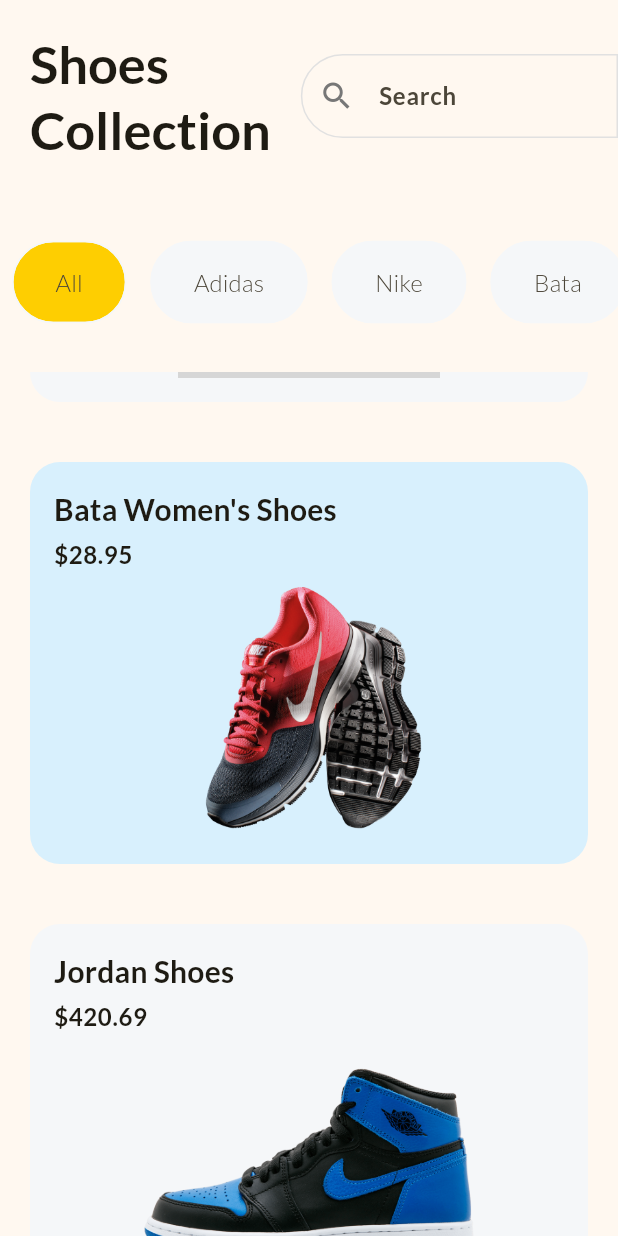
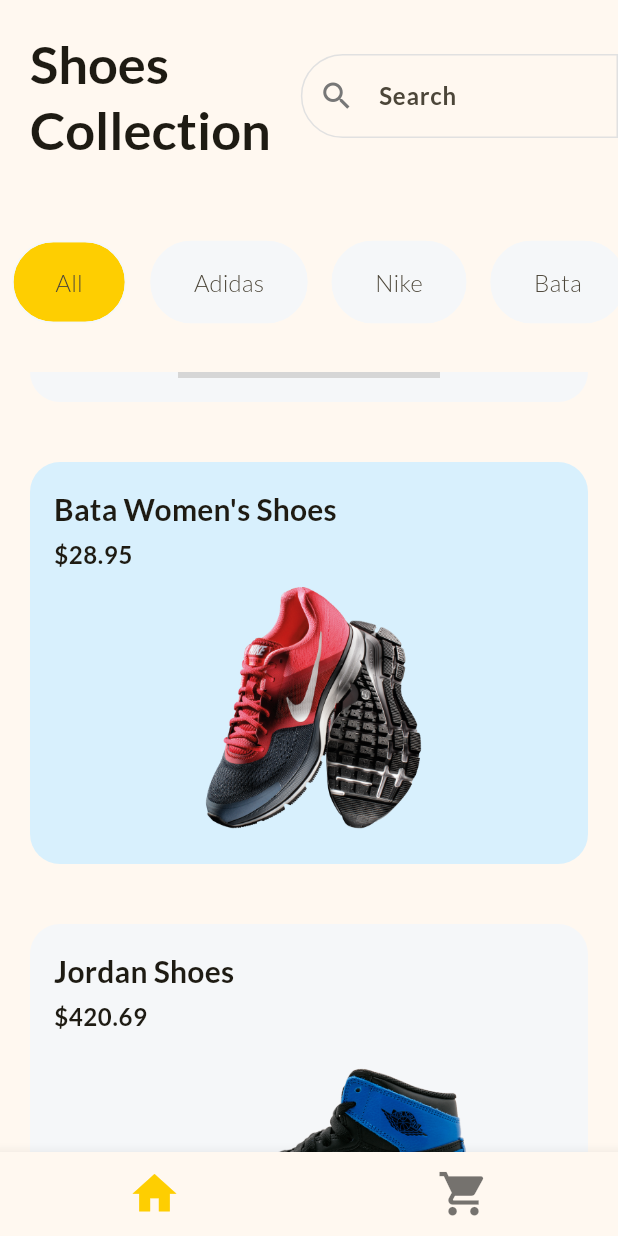
Before and after one commit to Josephus-git/shop_app_flutter, a Flutter app: the screen it shows after launch, scrolled down 576 dp, on a phone screen of 412 x 824 dp. Run offline on Flutter 3.47's test engine with Material 3 defaults, Android fonts, the phone set to English and light mode, and no system bars; grey boxes are pictures that could not be loaded.

Commit message:
added product_list

```diff
--- a/lib/home_page.dart
+++ b/lib/home_page.dart
@@ -1,7 +1,6 @@
 import 'package:flutter/material.dart';
-import 'package:shop_app_flutter/global_variable.dart';
-import 'package:shop_app_flutter/product_card.dart';
-import 'package:shop_app_flutter/product_details_page.dart';
+import 'package:shop_app_flutter/cart_page.dart';
+import 'package:shop_app_flutter/product_list.dart';
 
 class HomePage extends StatefulWidget {
   const HomePage({super.key});
@@ -11,115 +10,28 @@ class HomePage extends StatefulWidget {
 }
 
 class _HomePageState extends State<HomePage> {
-  final List<String> filters = const ['All', 'Adidas', 'Nike', 'Bata'];
-  late String selectedFilter;
+  int currentPage = 0;
 
-  @override
-  void initState() {
-    super.initState();
-
-    selectedFilter = filters[0];
-  }
+  List<Widget> pages = const [ProductList(), CartPage()];
 
   @override
   Widget build(BuildContext context) {
-    const border = OutlineInputBorder(
-      borderSide: BorderSide(color: Color.fromRGBO(225, 225, 225, 1)),
-      borderRadius: BorderRadius.horizontal(left: Radius.circular(50)),
-    );
-
     return Scaffold(
-      body: SafeArea(
-        child: Column(
-          children: [
-            Row(
-              children: [
-                Padding(
-                  padding: const EdgeInsets.all(20.0),
-                  child: Text(
-                    'Shoes\nCollection',
-                    style: Theme.of(context).textTheme.titleLarge,
-                  ),
-                ),
-                Expanded(
-                  child: TextField(
-                    decoration: InputDecoration(
-                      hintText: 'Search',
-                      prefixIcon: Icon(Icons.search),
-                      border: border,
-                      enabledBorder: border,
-                      focusedBorder: border,
-                    ),
-                  ),
-                ),
-              ],
-            ),
-            SizedBox(
-              height: 120,
-              child: ListView.builder(
-                itemCount: filters.length,
-                scrollDirection: Axis.horizontal,
-                itemBuilder: (context, index) {
-                  final filter = filters[index];
-                  return Padding(
-                    padding: const EdgeInsets.symmetric(horizontal: 8.0),
-                    child: GestureDetector(
-                      onTap: () {
-                        setState(() {
-                          selectedFilter = filter;
-                        });
-                      },
-                      child: Chip(
-                        backgroundColor: selectedFilter == filter
-                            ? Theme.of(context).colorScheme.primary
-                            : const Color.fromRGBO(245, 247, 249, 1),
-                        side: const BorderSide(
-                          color: Color.fromRGBO(245, 247, 249, 1),
-                        ),
-                        label: Text(filter),
-                        labelStyle: const TextStyle(fontSize: 16),
-                        padding: const EdgeInsets.symmetric(
-                          horizontal: 20,
-                          vertical: 15,
-                        ),
-                        shape: RoundedRectangleBorder(
-                          borderRadius: BorderRadius.circular(30),
-                        ),
-                      ),
-                    ),
-                  );
-                },
-              ),
-            ),
-            Expanded(
-              child: ListView.builder(
-                itemCount: products.length,
-                itemBuilder: (context, index) {
-                  final product = products[index];
-                  return GestureDetector(
-                    onTap: () {
-                      Navigator.of(context).push(
-                        MaterialPageRoute(
-                          builder: (context) {
-                            return ProductDetailsPage(product: product);
-                          },
-                        ),
-                      );
-                    },
-                    child: ProductCard(
-                      title: product['title'] as String,
-                      price: product['price'] as double,
-                      image: product['imageUrl'] as String,
-                      backgroundColor: index.isEven
-                          ? const Color.fromRGBO(216, 240, 253, 1)
-                          : const Color.fromRGBO(245, 247, 249, 1),
-                    ),
-                  );
-                },
-              ),
-            ),
-          ],
-        ),
+      body: IndexedStack(index: currentPage, children: pages),
+      bottomNavigationBar: BottomNavigationBar(
+        iconSize: 35,
+        selectedFontSize: 0,
+        unselectedFontSize: 0,
+        onTap: (value) {
+          setState(() {
+            currentPage = value;
+          });
+        },
+        currentIndex: currentPage,
+        items: const [
+          BottomNavigationBarItem(icon: Icon(Icons.home), label: ''),
+          BottomNavigationBarItem(icon: Icon(Icons.shopping_cart), label: ''),
+        ],
       ),
     );
   }
--- /dev/null
+++ b/lib/product_list.dart
@@ -0,0 +1,124 @@
+import 'package:flutter/material.dart';
+import 'package:shop_app_flutter/global_variable.dart';
+import 'package:shop_app_flutter/product_card.dart';
+import 'package:shop_app_flutter/product_details_page.dart';
+
+class ProductList extends StatefulWidget {
+  const ProductList({super.key});
+
+  @override
+  State<ProductList> createState() => _ProductListState();
+}
+
+class _ProductListState extends State<ProductList> {
+  final List<String> filters = const ['All', 'Adidas', 'Nike', 'Bata'];
+  late String selectedFilter;
+
+  @override
+  void initState() {
+    super.initState();
+
+    selectedFilter = filters[0];
+  }
+
+  @override
+  Widget build(BuildContext context) {
+    const border = OutlineInputBorder(
+      borderSide: BorderSide(color: Color.fromRGBO(225, 225, 225, 1)),
+      borderRadius: BorderRadius.horizontal(left: Radius.circular(50)),
+    );
+
+    return SafeArea(
+      child: Column(
+        children: [
+          Row(
+            children: [
+              Padding(
+                padding: const EdgeInsets.all(20.0),
+                child: Text(
+                  'Shoes\nCollection',
+                  style: Theme.of(context).textTheme.titleLarge,
+                ),
+              ),
+              Expanded(
+                child: TextField(
+                  decoration: InputDecoration(
+                    hintText: 'Search',
+                    prefixIcon: Icon(Icons.search),
+                    border: border,
+                    enabledBorder: border,
+                    focusedBorder: border,
+                  ),
+                ),
+              ),
+            ],
+          ),
+          SizedBox(
+            height: 120,
+            child: ListView.builder(
+              itemCount: filters.length,
+              scrollDirection: Axis.horizontal,
+              itemBuilder: (context, index) {
+                final filter = filters[index];
+                return Padding(
+                  padding: const EdgeInsets.symmetric(horizontal: 8.0),
+                  child: GestureDetector(
+                    onTap: () {
+                      setState(() {
+                        selectedFilter = filter;
+                      });
+                    },
+                    child: Chip(
+                      backgroundColor: selectedFilter == filter
+                          ? Theme.of(context).colorScheme.primary
+                          : const Color.fromRGBO(245, 247, 249, 1),
+                      side: const BorderSide(
+                        color: Color.fromRGBO(245, 247, 249, 1),
+                      ),
+                      label: Text(filter),
+                      labelStyle: const TextStyle(fontSize: 16),
+                      padding: const EdgeInsets.symmetric(
+                        horizontal: 20,
+                        vertical: 15,
+                      ),
+                      shape: RoundedRectangleBorder(
+                        borderRadius: BorderRadius.circular(30),
+                      ),
+                    ),
+                  ),
+                );
+              },
+            ),
+          ),
+          Expanded(
+            child: ListView.builder(
+              itemCount: products.length,
+              itemBuilder: (context, index) {
+                final product = products[index];
+                return GestureDetector(
+                  onTap: () {
+                    Navigator.of(context).push(
+                      MaterialPageRoute(
+                        builder: (context) {
+                          return ProductDetailsPage(product: product);
+                        },
+                      ),
+                    );
+                  },
+                  child: ProductCard(
+                    title: product['title'] as String,
+                    price: product['price'] as double,
+                    image: product['imageUrl'] as String,
+                    backgroundColor: index.isEven
+                        ? const Color.fromRGBO(216, 240, 253, 1)
+                        : const Color.fromRGBO(245, 247, 249, 1),
+                  ),
+                );
+              },
+            ),
+          ),
+        ],
+      ),
+    );
+  }
+}
--- a/pubspec.yaml
+++ b/pubspec.yaml
@@ -30,6 +30,7 @@ environment:
 dependencies:
   flutter:
     sdk: flutter
+  provider: ^6.1.5+1
 
   # The following adds the Cupertino Icons font to your application.
   # Use with the CupertinoIcons class for iOS style icons.
```
Also changed, not shown: lib/cart_page.dart (added, +35 -0 lines), pubspec.lock.
